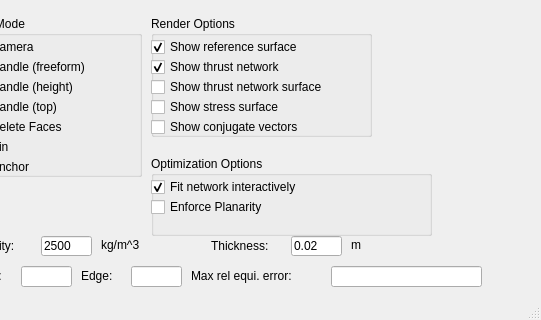
First picture: the form in mainwindow.ui, repository evouga/SelfSupporting, before the edit; both pictures show x 739 to 1280 and y 480 to 800 of the 1280 by 800 pixel window.
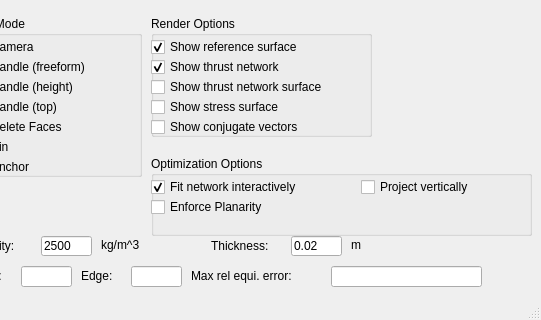
Second picture: the form after the edit. Custom widgets are drawn as their Qt base class.

What changed in the file:
```diff
--- a/mainwindow.ui
+++ b/mainwindow.ui
@@ -333,7 +333,7 @@
      <rect>
       <x>890</x>
       <y>600</y>
-      <width>281</width>
+      <width>381</width>
       <height>80</height>
      </rect>
     </property>
@@ -369,6 +369,19 @@
       <string>Enforce Planarity</string>
      </property>
     </widget>
+    <widget class="QCheckBox" name="projectVerticallyCheckBox">
+     <property name="geometry">
+      <rect>
+       <x>210</x>
+       <y>20</y>
+       <width>151</width>
+       <height>22</height>
+      </rect>
+     </property>
+     <property name="text">
+      <string>Project vertically</string>
+     </property>
+    </widget>
    </widget>
    <widget class="QLineEdit" name="maxStressEdit">
     <property name="geometry">
```
